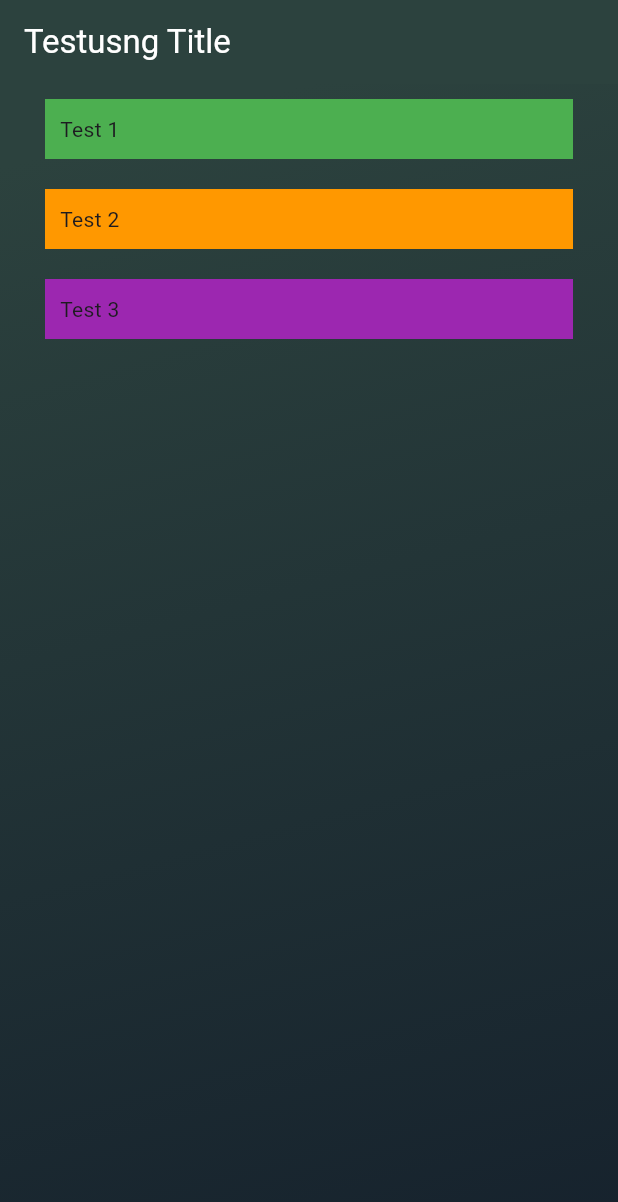
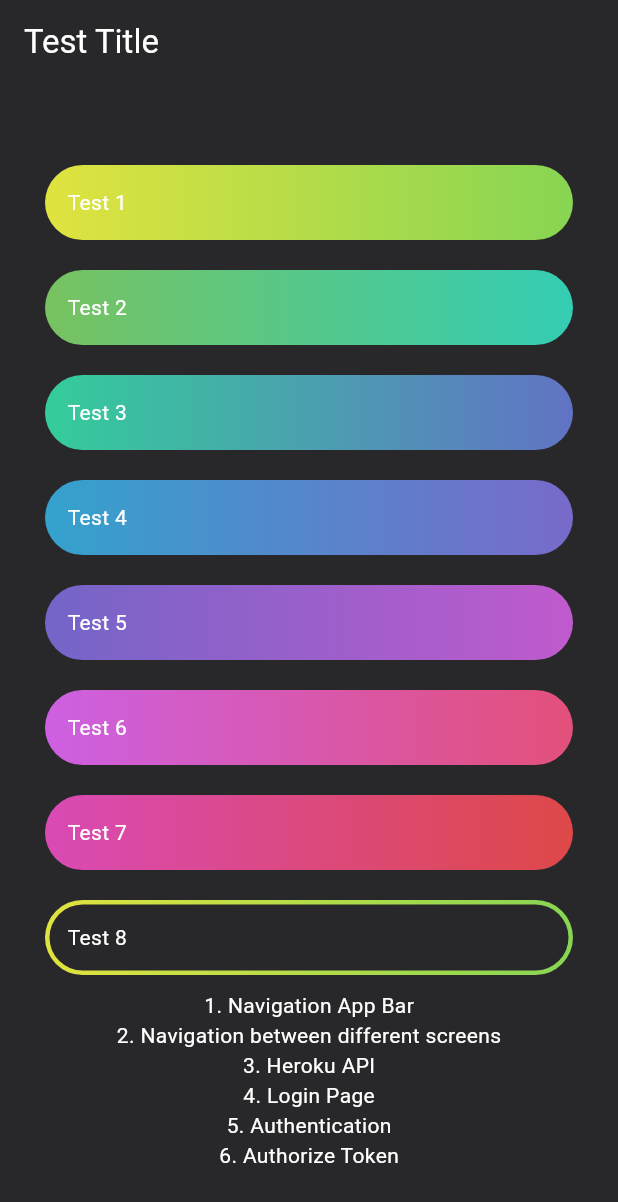
Before and after one commit to IpanXBread/flutter_solattime, a Flutter app: the screen it shows after launch, on a phone screen of 412 x 824 dp. Shown: the top 1202 px of the screen. Run offline on Flutter 3.47's test engine with Material 3 defaults, Android fonts, the phone set to English and light mode, and no system bars.

Commit message:
testing phase - UI(2)

```diff
--- a/lib/main.dart
+++ b/lib/main.dart
@@ -1,41 +1,24 @@
 import 'package:flutter/material.dart';
-import 'package:flutter_solattime/shared/boxContainer.dart';
+import 'package:flutter_solattime/screen/home.dart';
 
 void main() {
-  runApp(const Home());
+  runApp(const MyApp());
 }
 
-class Home extends StatelessWidget {
-  const Home({super.key});
+class MyApp extends StatelessWidget {
+  const MyApp({super.key});
 
   @override
   Widget build(BuildContext context) {
     return MaterialApp(
-      home: Scaffold(
-        appBar: AppBar(
-          title: const Text("Testusng Title",
-              style: TextStyle(color: Color.fromRGBO(255, 255, 255, 1))),
-          backgroundColor: const Color(0xFF2C423E),
-        ),
-        body: Container(
-          decoration: const BoxDecoration(
-              gradient: LinearGradient(
-            colors: [
-              Color(0xFF16222D),
-              Color(0xFF2C423E),
-            ],
-            begin: Alignment.bottomRight,
-            end: Alignment.topCenter,
-          )),
-          child: const Column(
-            children: [
-              BoxContainer(text: "Test 1", color: Colors.green),
-              BoxContainer(text: "Test 2", color: Colors.orange),
-              BoxContainer(text: "Test 3", color: Colors.purple),
-            ],
-          ),
+      theme: ThemeData(
+        textTheme: const TextTheme(
+          bodyLarge: TextStyle(color: Colors.white),
+          bodyMedium: TextStyle(color: Colors.white),
+          bodySmall: TextStyle(color: Colors.white),
         ),
       ),
+      home: const Home(),
     );
   }
 }
--- /dev/null
+++ b/lib/screen/home.dart
@@ -0,0 +1,53 @@
+import 'package:flutter/material.dart';
+import 'package:flutter_solattime/shared/borderContainer.dart';
+import 'package:flutter_solattime/shared/boxContainer.dart';
+import 'package:flutter_solattime/shared/constants.dart';
+
+class Home extends StatelessWidget {
+  const Home({super.key});
+
+  @override
+  Widget build(BuildContext context) {
+    return Scaffold(
+      appBar: AppBar(
+        title: const Text("Test Title",
+            style: TextStyle(color: Color.fromRGBO(255, 255, 255, 1))),
+        backgroundColor: AppColors.background,
+      ),
+      body: Container(
+        color: AppColors.background,
+        child: const Column(
+          crossAxisAlignment: CrossAxisAlignment.stretch,
+          mainAxisAlignment: MainAxisAlignment.center,
+          children: [
+            BoxContainer(
+                text: "Test 1", gradientColors: AppColors.gradientLime),
+            BoxContainer(
+                text: "Test 2", gradientColors: AppColors.gradientGreen),
+            BoxContainer(
+                text: "Test 3", gradientColors: AppColors.gradientBlue),
+            BoxContainer(
+                text: "Test 4", gradientColors: AppColors.gradientPurple),
+            BoxContainer(
+                text: "Test 5", gradientColors: AppColors.gradientMagenta),
+            BoxContainer(
+                text: "Test 6", gradientColors: AppColors.gradientPink),
+            BoxContainer(text: "Test 7", gradientColors: AppColors.gradientRed),
+            BorderContainer(
+                text: "Test 8", gradientColors: AppColors.gradientLime),
+            const Column(
+              children: [
+                Text("1. Navigation App Bar"),
+                Text("2. Navigation between different screens"),
+                Text("3. Heroku API"),
+                Text("4. Login Page"),
+                Text("5. Authentication"),
+                Text("6. Authorize Token"),
+              ],
+            )
+          ],
+        ),
+      ),
+    );
+  }
+}
--- /dev/null
+++ b/lib/shared/borderContainer.dart
@@ -0,0 +1,35 @@
+import 'package:flutter/material.dart';
+import 'package:flutter_solattime/shared/constants.dart';
+
+class BorderContainer extends StatelessWidget {
+  final String text;
+  final List<Color> gradientColors;
+
+  const BorderContainer(
+      {super.key, required this.text, required this.gradientColors});
+
+  @override
+  Widget build(BuildContext context) {
+    return Container(
+      padding: const EdgeInsets.all(3),
+      margin: const EdgeInsets.symmetric(horizontal: 30, vertical: 10),
+      decoration: BoxDecoration(
+        borderRadius: BorderRadius.circular(100),
+        gradient: LinearGradient(
+          colors: gradientColors,
+          begin: Alignment.centerLeft,
+          end: Alignment.centerRight,
+        ),
+      ),
+      child: Container(
+        decoration: BoxDecoration(
+          borderRadius: BorderRadius.circular(100),
+          color: AppColors.background,
+        ),
+        child: Container(
+          padding: const EdgeInsets.all(12),
+          child: Text(text)),
+      ),
+    );
+  }
+}
--- a/lib/shared/boxContainer.dart
+++ b/lib/shared/boxContainer.dart
@@ -2,22 +2,24 @@ import 'package:flutter/material.dart';
 
 class BoxContainer extends StatelessWidget {
   final String text;
-  final Color color;
+  final List<Color> gradientColors;
 
-  const BoxContainer({super.key, required this.text, required this.color});
+  const BoxContainer({super.key, required this.text, required this.gradientColors});
 
   @override
   Widget build(BuildContext context) {
-    return Column(
-      crossAxisAlignment: CrossAxisAlignment.stretch,
-      children: [
-        Container(
-          padding: const EdgeInsets.all(10),
-          margin: const EdgeInsets.symmetric(horizontal: 30, vertical: 10),
-          color: color,
-          child: Text(text),
+    return Container(
+      padding: const EdgeInsets.all(15),
+      margin: const EdgeInsets.symmetric(horizontal: 30, vertical: 10),
+      decoration: BoxDecoration(
+        borderRadius: BorderRadius.circular(100),
+        gradient: LinearGradient(
+          colors: gradientColors,
+          begin: Alignment.centerLeft,
+          end: Alignment.centerRight,
         ),
-      ],
+      ),
+      child: Text(text),
     );
   }
 }
--- /dev/null
+++ b/lib/shared/constants.dart
@@ -0,0 +1,49 @@
+import 'package:flutter/material.dart';
+
+// constants.dart
+class AppColors {
+
+  static const Color background = Color.fromRGBO(40, 40, 43, 1);
+
+  // Lime gradient
+  static const List<Color> gradientLime = [
+    Color(0xFFE0E33F),
+    Color(0xFF87D553),
+  ];
+
+  // Green gradient
+  static const List<Color> gradientGreen = [
+    Color(0xFF78C260),
+    Color(0xFF34CDB4),
+  ];
+
+  // Blue gradient
+  static const List<Color> gradientBlue = [
+    Color(0xFF34CD9A),
+    Color(0xFF6173C4),
+  ];
+
+  // Purple gradient
+  static const List<Color> gradientPurple = [
+    Color(0xFF34A2CD),
+    Color(0xFF786ACA),
+  ];
+
+  // Magenta gradient
+  static const List<Color> gradientMagenta = [
+    Color(0xFF7465C8),
+    Color(0xFFC05ACD),
+  ];
+
+  // Pink gradient
+  static const List<Color> gradientPink = [
+    Color(0xFFCD60E2),
+    Color(0xFFE3507A),
+  ];
+
+  // Red gradient
+  static const List<Color> gradientRed = [
+    Color(0xFFD94AB5),
+    Color(0xFFDE4848),
+  ];
+}
```
Also changed, not shown: lib/screen/activity.dart (added), lib/screen/login.dart (added), lib/screen/settings.dart (added).
